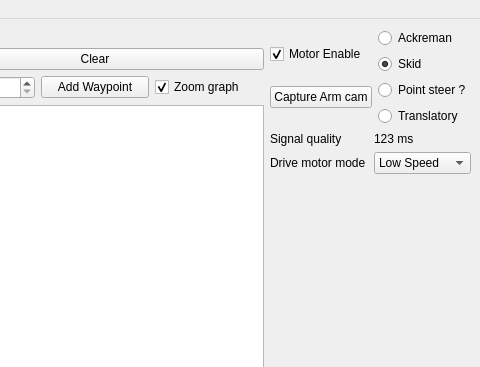
This is catkin_ws/src/hci/ui_files/MainWindow_V4.ui in mcgill-robotics-archive/rover-2015 as Qt 5 draws it before an edit; both pictures show x 427 to 907 and y 0 to 367 of the 907 by 683 pixel window. The edited form follows.
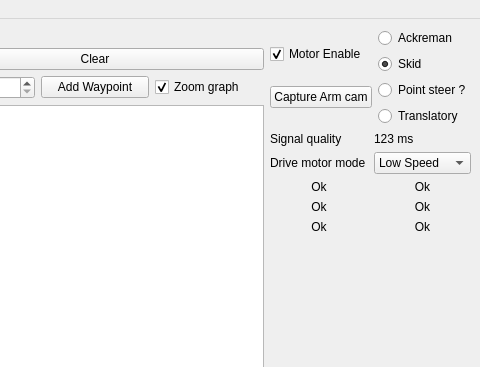
This is the edited form. Custom widgets are drawn as their Qt base class.

Commit message: added motor feedback in rover window

Diff of the .ui file:
```diff
--- a/catkin_ws/src/hci/ui_files/MainWindow_V4.ui
+++ b/catkin_ws/src/hci/ui_files/MainWindow_V4.ui
@@ -295,6 +295,70 @@
         </item>
        </layout>
       </item>
+      <item>
+       <layout class="QGridLayout" name="gridLayout">
+        <item row="0" column="0">
+         <widget class="QLabel" name="fl_ok">
+          <property name="text">
+           <string>Ok</string>
+          </property>
+          <property name="alignment">
+           <set>Qt::AlignCenter</set>
+          </property>
+         </widget>
+        </item>
+        <item row="1" column="1">
+         <widget class="QLabel" name="mr_ok">
+          <property name="text">
+           <string>Ok</string>
+          </property>
+          <property name="alignment">
+           <set>Qt::AlignCenter</set>
+          </property>
+         </widget>
+        </item>
+        <item row="0" column="1">
+         <widget class="QLabel" name="fr_ok">
+          <property name="text">
+           <string>Ok</string>
+          </property>
+          <property name="alignment">
+           <set>Qt::AlignCenter</set>
+          </property>
+         </widget>
+        </item>
+        <item row="1" column="0">
+         <widget class="QLabel" name="ml_ok">
+          <property name="text">
+           <string>Ok</string>
+          </property>
+          <property name="alignment">
+           <set>Qt::AlignCenter</set>
+          </property>
+         </widget>
+        </item>
+        <item row="2" column="0">
+         <widget class="QLabel" name="bl_ok">
+          <property name="text">
+           <string>Ok</string>
+          </property>
+          <property name="alignment">
+           <set>Qt::AlignCenter</set>
+          </property>
+         </widget>
+        </item>
+        <item row="2" column="1">
+         <widget class="QLabel" name="br_ok">
+          <property name="text">
+           <string>Ok</string>
+          </property>
+          <property name="alignment">
+           <set>Qt::AlignCenter</set>
+          </property>
+         </widget>
+        </item>
+       </layout>
+      </item>
       <item>
        <spacer name="verticalSpacer">
         <property name="orientation">
```
Left out of the diff: 2 changed lines with no effect on the pictures. The commit also changes 5 other files.
